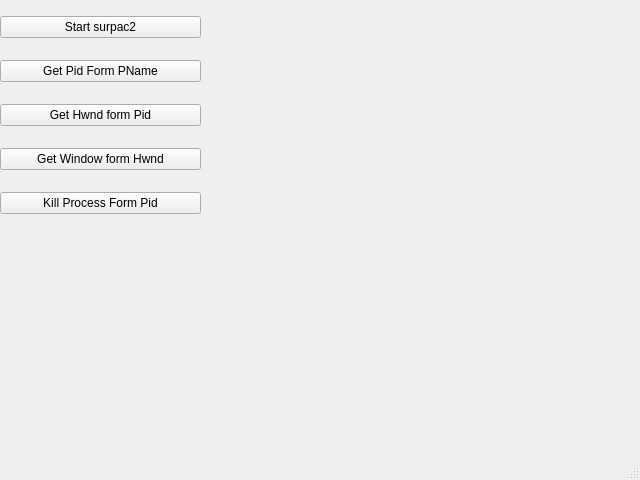
First picture: the form in MainFrame.ui, repository linpeng109/py_20190617, before the edit.
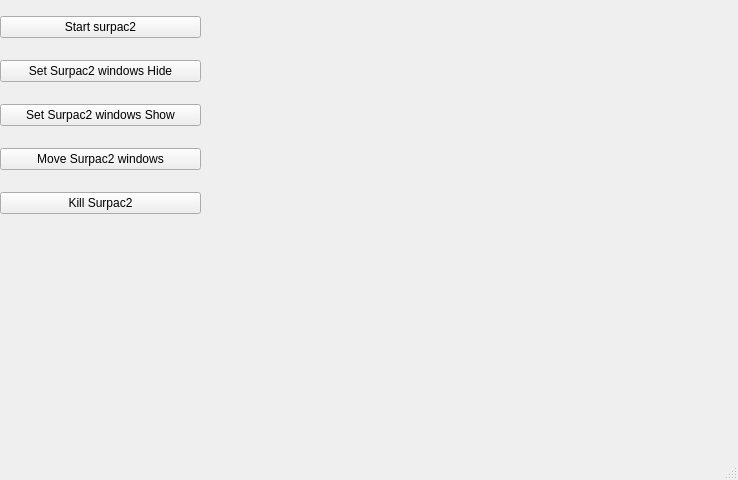
Second picture: the form after the edit.

The edit to the form file:
```diff
--- a/MainFrame.ui
+++ b/MainFrame.ui
@@ -6,7 +6,7 @@
    <rect>
     <x>0</x>
     <y>0</y>
-    <width>640</width>
+    <width>738</width>
     <height>480</height>
    </rect>
   </property>
@@ -34,28 +34,28 @@
      <item>
       <widget class="QPushButton" name="getPidFormPNameBtn">
        <property name="text">
-        <string>Get Pid Form PName</string>
+        <string>Set Surpac2 windows Hide</string>
        </property>
       </widget>
      </item>
      <item>
       <widget class="QPushButton" name="getHwndFromPidBtn">
        <property name="text">
-        <string>Get Hwnd form Pid</string>
+        <string>Set Surpac2 windows Show</string>
        </property>
       </widget>
      </item>
      <item>
       <widget class="QPushButton" name="getWindowFormHwndBtn">
        <property name="text">
-        <string>Get Window form Hwnd</string>
+        <string>Move Surpac2 windows</string>
        </property>
       </widget>
      </item>
      <item>
       <widget class="QPushButton" name="killProcessFormPidBtn">
        <property name="text">
-        <string>Kill Process Form Pid</string>
+        <string>Kill Surpac2</string>
        </property>
       </widget>
      </item>
```
Left out of the diff: 12 changed lines with no effect on the pictures.
